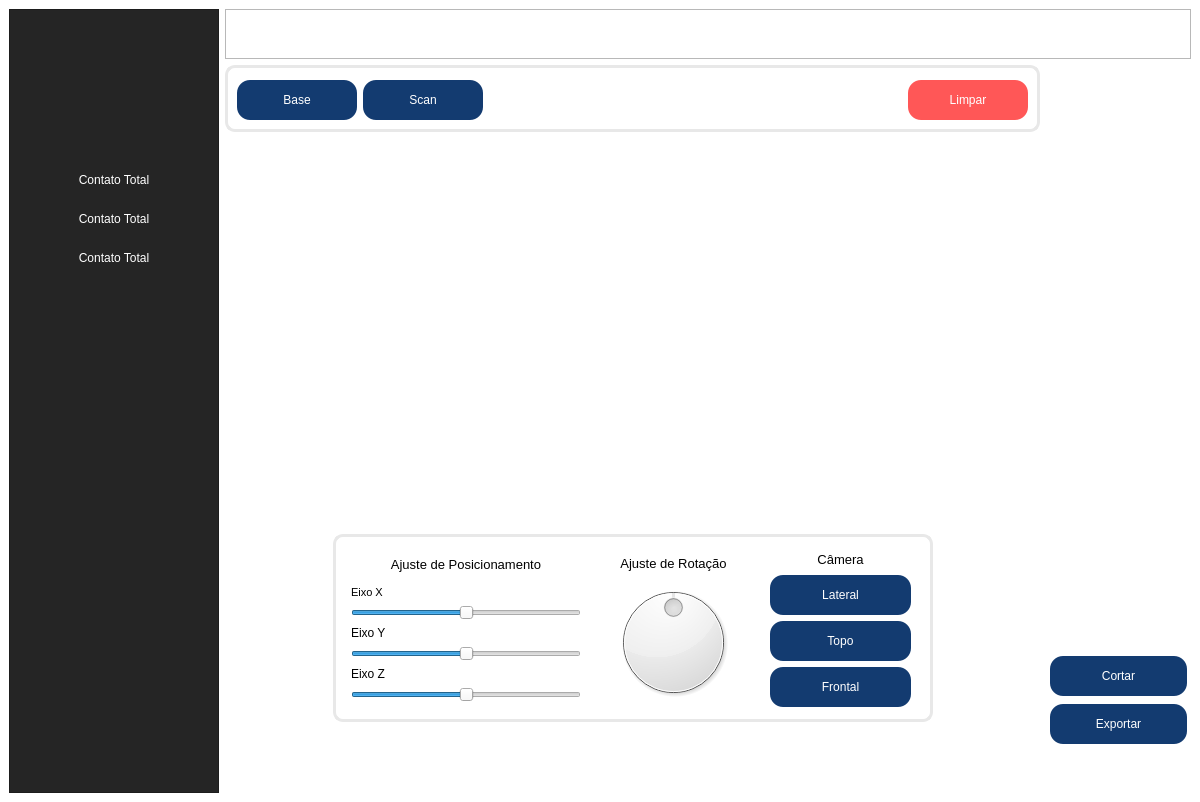
First picture: the form in QT_DESIGN/main.ui, repository vhls7/insole-generator, before the edit.
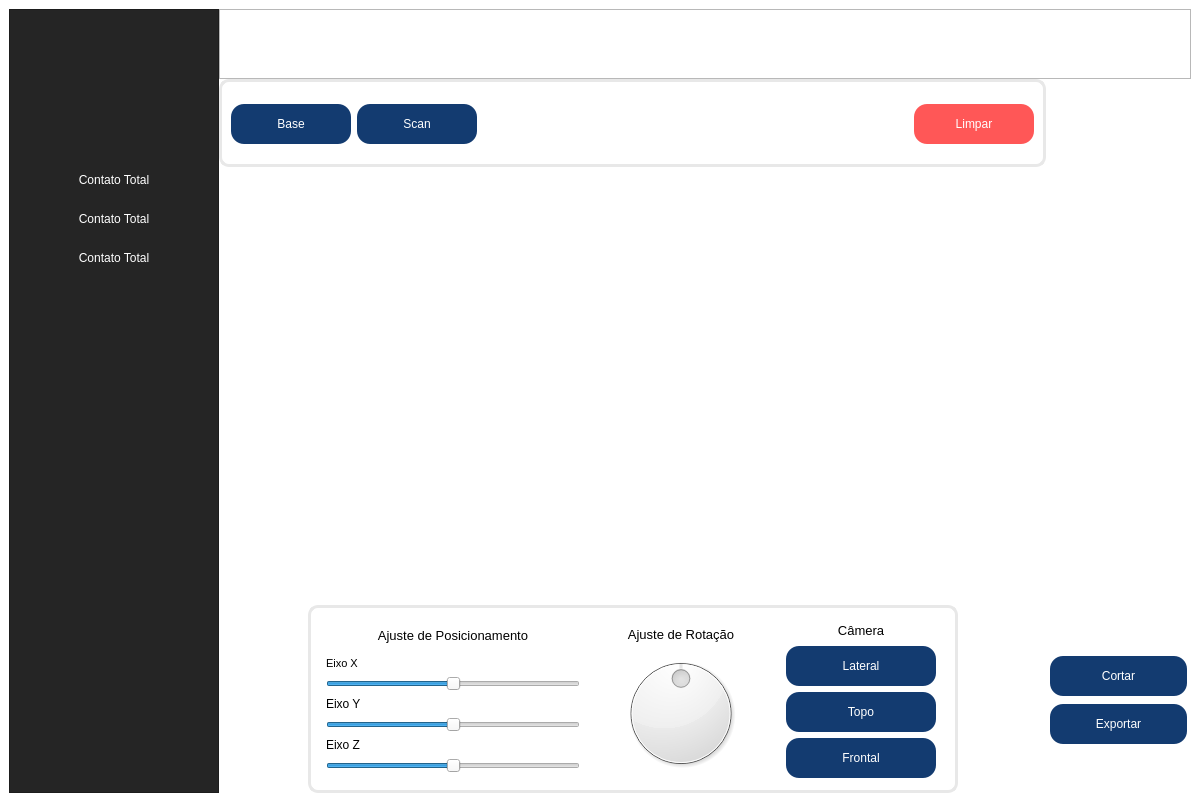
Second picture: the form after the edit. Icons and pictures are not drawn.

Commit message: removendo divisões de layout  e pequenos ajustes

Diff of the .ui file:
```diff
--- a/QT_DESIGN/main.ui
+++ b/QT_DESIGN/main.ui
@@ -23,6 +23,9 @@
   </property>
   <widget class="QWidget" name="centralwidget">
    <layout class="QHBoxLayout" name="horizontalLayout" stretch="1,1">
+    <property name="spacing">
+     <number>0</number>
+    </property>
     <item>
      <widget class="QFrame" name="sideBar">
       <property name="sizePolicy">
@@ -233,12 +236,12 @@
      </widget>
     </item>
     <item>
-     <layout class="QVBoxLayout" name="verticalLayout_6">
+     <layout class="QVBoxLayout" name="verticalLayout_6" stretch="0,0">
+      <property name="spacing">
+       <number>0</number>
+      </property>
       <item>
        <widget class="QFrame" name="headerBar">
-        <property name="enabled">
-         <bool>true</bool>
-        </property>
         <property name="sizePolicy">
          <sizepolicy hsizetype="Expanding" vsizetype="Fixed">
           <horstretch>0</horstretch>
@@ -248,7 +251,7 @@
         <property name="minimumSize">
          <size>
           <width>0</width>
-          <height>50</height>
+          <height>70</height>
          </size>
         </property>
         <property name="sizeIncrement">
@@ -277,19 +280,27 @@
       </item>
       <item>
        <layout class="QHBoxLayout" name="horizontalLayout_5">
-        <item>
-         <layout class="QVBoxLayout" name="verticalLayout" stretch="1,0,0">
-          <property name="spacing">
-           <number>0</number>
+        <property name="sizeConstraint">
+         <enum>QLayout::SetMaximumSize</enum>
           </property>
           <item>
-           <widget class="QGroupBox" name="loadToolsContainer">
+         <layout class="QVBoxLayout" name="verticalLayout" stretch="1,5,1">
+          <item>
+           <layout class="QHBoxLayout" name="loadToolsContainer">
+            <item>
+             <widget class="QGroupBox" name="loadToolsCard">
             <property name="sizePolicy">
-             <sizepolicy hsizetype="Expanding" vsizetype="Fixed">
+               <sizepolicy hsizetype="Expanding" vsizetype="Preferred">
               <horstretch>0</horstretch>
               <verstretch>0</verstretch>
              </sizepolicy>
             </property>
+              <property name="minimumSize">
+               <size>
+                <width>650</width>
+                <height>0</height>
+               </size>
+              </property>
             <property name="autoFillBackground">
              <bool>false</bool>
             </property>
@@ -417,7 +428,12 @@
               </widget>
              </item>
             </layout>
-           </widget>
+              <zorder>loadScanButton</zorder>
+              <zorder>cleanButton</zorder>
+              <zorder>loadBaseButton</zorder>
+             </widget>
+            </item>
+           </layout>
           </item>
           <item>
            <widget class="QWidget" name="pyvistaWidget" native="true">
@@ -427,15 +443,21 @@
               <verstretch>0</verstretch>
              </sizepolicy>
             </property>
+            <property name="minimumSize">
+             <size>
+              <width>0</width>
+              <height>0</height>
+             </size>
+            </property>
+            <property name="styleSheet">
+             <string notr="true">border: 2px</string>
+            </property>
            </widget>
           </item>
           <item>
-           <layout class="QHBoxLayout" name="horizontalLayout_6">
-            <property name="spacing">
-             <number>0</number>
-            </property>
+           <layout class="QHBoxLayout" name="navigationContainer">
             <item>
-             <spacer name="horizontalSpacer_2">
+             <spacer name="horizontalSpacer_3">
               <property name="orientation">
                <enum>Qt::Horizontal</enum>
               </property>
@@ -448,30 +470,25 @@
              </spacer>
             </item>
             <item>
-             <layout class="QVBoxLayout" name="verticalLayout_9"/>
-            </item>
-            <item>
-             <layout class="QVBoxLayout" name="verticalLayout_8">
-              <property name="spacing">
-               <number>0</number>
-              </property>
-              <property name="sizeConstraint">
-               <enum>QLayout::SetNoConstraint</enum>
-              </property>
-              <item>
-               <widget class="QGroupBox" name="navigationContainer">
+             <widget class="QGroupBox" name="navigationCard">
                 <property name="sizePolicy">
-                 <sizepolicy hsizetype="Expanding" vsizetype="Fixed">
+               <sizepolicy hsizetype="Fixed" vsizetype="Preferred">
                   <horstretch>0</horstretch>
                   <verstretch>0</verstretch>
                  </sizepolicy>
                 </property>
                 <property name="minimumSize">
                  <size>
-                  <width>600</width>
+                <width>650</width>
                   <height>0</height>
                  </size>
                 </property>
+              <property name="maximumSize">
+               <size>
+                <width>650</width>
+                <height>16777215</height>
+               </size>
+              </property>
                 <property name="autoFillBackground">
                  <bool>false</bool>
                 </property>
@@ -485,6 +502,9 @@
                 <property name="title">
                  <string/>
                 </property>
+              <property name="alignment">
+               <set>Qt::AlignCenter</set>
+              </property>
                 <layout class="QHBoxLayout" name="horizontalLayout_3" stretch="3,2,2">
                  <item>
                   <layout class="QVBoxLayout" name="SlidersContainer">
@@ -868,16 +888,14 @@
                 </layout>
                </widget>
               </item>
-             </layout>
-            </item>
             <item>
-             <layout class="QVBoxLayout" name="verticalLayout_7"/>
-            </item>
-            <item>
-             <spacer name="horizontalSpacer_3">
+             <spacer name="horizontalSpacer_2">
               <property name="orientation">
                <enum>Qt::Horizontal</enum>
               </property>
+              <property name="sizeType">
+               <enum>QSizePolicy::Expanding</enum>
+              </property>
               <property name="sizeHint" stdset="0">
                <size>
                 <width>40</width>
```
Lines whose indentation alone changed are shown as unchanged.
